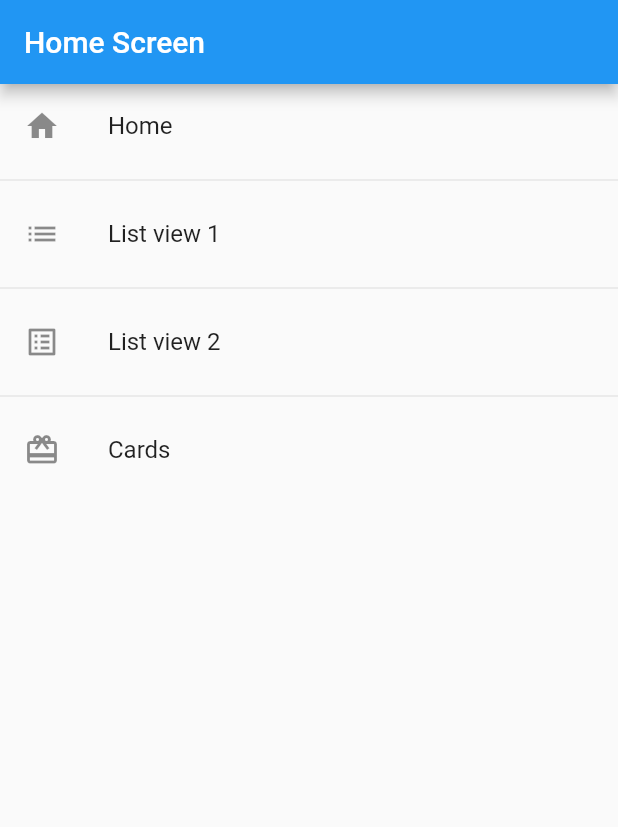
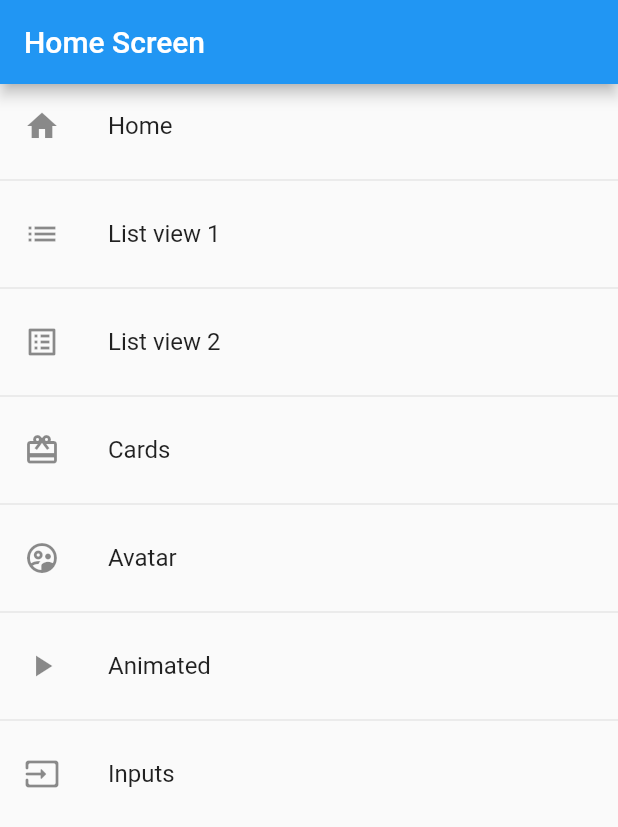
Before and after one commit to elialejandro/taller-flutter-202205, a Flutter app: the screen it shows after launch, on a phone screen of 412 x 824 dp. Shown: the top 827 px of the screen. Run offline on Flutter 3.47's test engine with Material 2 defaults, Android fonts, the phone set to English and light mode, and no system bars.

Commit message:
Screens del 20 de Mayo

```diff
--- a/flutter_widgets/lib/routes/app_routes.dart
+++ b/flutter_widgets/lib/routes/app_routes.dart
@@ -26,6 +26,21 @@ class AppRoutes {
         nombre: 'Cards',
         screen: const CardScreen(),
         icon: Icons.card_giftcard),
+    MenuOption(
+        route: 'avatar',
+        nombre: 'Avatar',
+        screen: const AvatarScreen(),
+        icon: Icons.supervised_user_circle_outlined),
+    MenuOption(
+        route: 'animated',
+        nombre: 'Animated',
+        screen: const AnimatedScreen(),
+        icon: Icons.play_arrow),
+    MenuOption(
+        route: 'inputs',
+        nombre: 'Inputs',
+        screen: const InputScreen(),
+        icon: Icons.input_rounded),
   ];
 
   static Map<String, Widget Function(BuildContext)> getRoutes() {
--- a/flutter_widgets/lib/screens/screens.dart
+++ b/flutter_widgets/lib/screens/screens.dart
@@ -3,3 +3,6 @@ export 'package:flutter_widgets/screens/listview1_screen.dart';
 export 'package:flutter_widgets/screens/listview2_screen.dart';
 export 'package:flutter_widgets/screens/error_screen.dart';
 export 'package:flutter_widgets/screens/card_screen.dart';
+export 'package:flutter_widgets/screens/avatar_screen.dart';
+export 'package:flutter_widgets/screens/animated_screen.dart';
+export 'package:flutter_widgets/screens/input_screen.dart';
```
Also changed, not shown: flutter_widgets/lib/screens/animated_screen.dart (added, +52 -0 lines), flutter_widgets/lib/screens/avatar_screen.dart (added, +29 -0 lines), flutter_widgets/lib/screens/input_screen.dart (added, +60 -0 lines).
